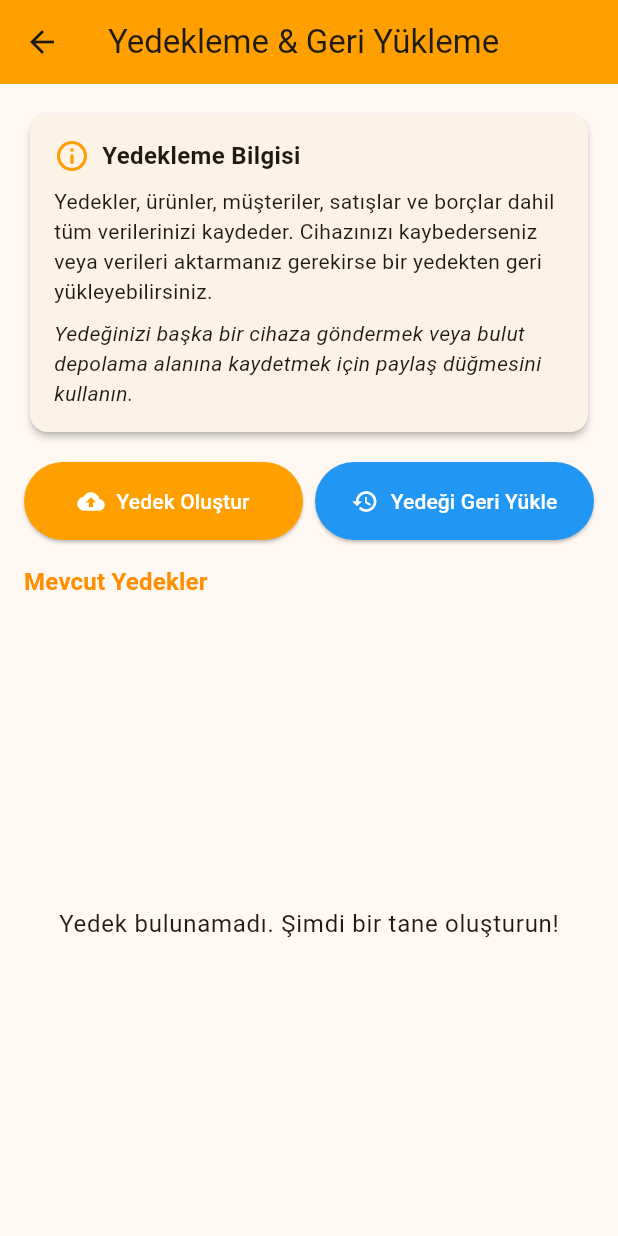
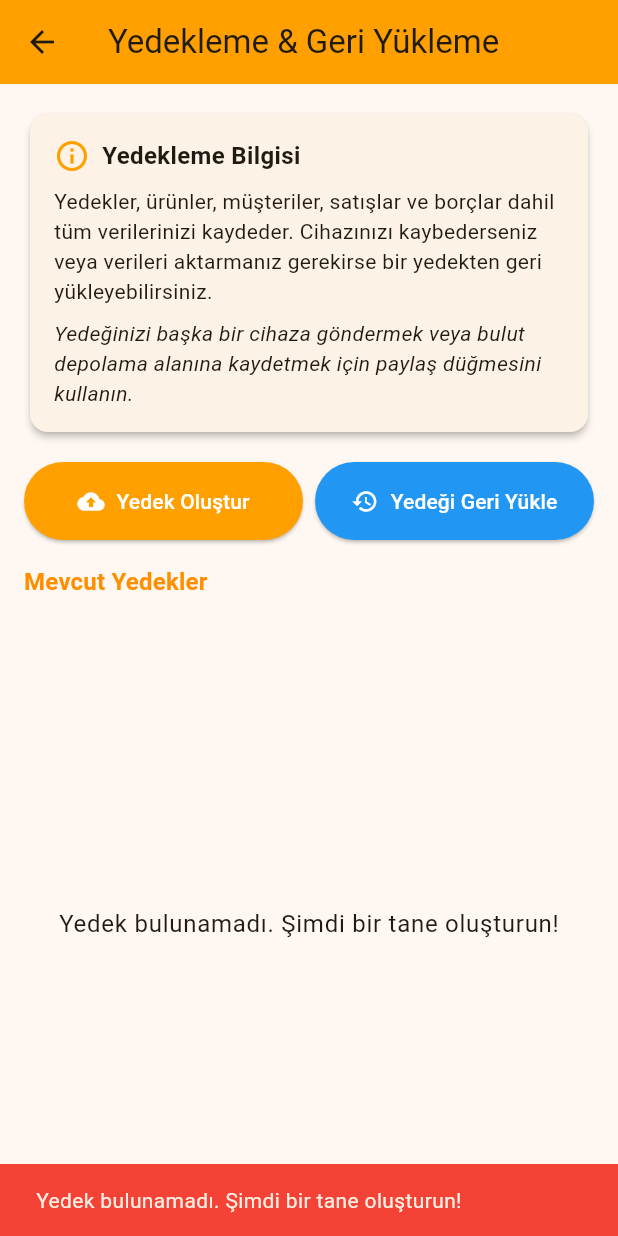
Before and after one commit to MohammedAlhawamdeh/flour-app, a Flutter app: the BackupScreen screen opened by its route, after a tap on "Yedek Oluştur", after a tap on "Tekrar Deneyin", after a tap on "Yedeği Geri Yükle", on a phone screen of 412 x 824 dp. Run offline on Flutter 3.47's test engine with Material 3 defaults, Android fonts, the phone set to English and light mode, and no system bars; our stand-ins replace fl_chart, permission_handler, share_plus, shared_preferences, sqflite, sqflite_common_ffi and 1 more; accounts and stored records are empty.

Commit message:
Refactor backup functionality: replace file picker with dialog for selecting backups, update restore method to accept a file parameter, and remove file_picker dependency.

```diff
--- a/flour_tracker/lib/screens/backup_screen.dart
+++ b/flour_tracker/lib/screens/backup_screen.dart
@@ -79,34 +79,80 @@ class _BackupScreenState extends State<BackupScreen> {
   }
 
   Future<void> _restoreBackup() async {
+    // Instead of asking user to pick a file, we'll show a dialog to select from available backups
+    final backups = await _backupService.listBackups();
+
+    if (backups.isEmpty) {
+      ScaffoldMessenger.of(context).showSnackBar(
+        SnackBar(
+          content: Text(AppTranslations.t(context, 'noBackupsFound')),
+          backgroundColor: Colors.red,
+        ),
+      );
+      return;
+    }
+
+    // Show dialog to select a backup
+    File? selectedBackup = await showDialog<File>(
+      context: context,
+      builder: (context) => AlertDialog(
+        title: Text(AppTranslations.t(context, 'selectBackup')),
+        content: Container(
+          width: double.maxFinite,
+          child: ListView.builder(
+            shrinkWrap: true,
+            itemCount: backups.length,
+            itemBuilder: (context, index) {
+              final backupFile = backups[index];
+              final fileName = backupFile.path.split('/').last;
+              final dateFormat = DateFormat('dd.MM.yyyy HH:mm');
+              final lastModified = backupFile.lastModifiedSync();
+              final formattedDate = dateFormat.format(lastModified);
+
+              return ListTile(
+                title: Text(fileName),
+                subtitle: Text(formattedDate),
+                leading: Icon(Icons.restore),
+                onTap: () => Navigator.pop(context, backupFile),
+              );
+            },
+          ),
+        ),
+        actions: [
+          TextButton(
+            onPressed: () => Navigator.pop(context),
+            child: Text(AppTranslations.t(context, 'cancel')),
+          ),
+        ],
+      ),
+    );
+
+    if (selectedBackup == null) {
+      return; // User cancelled
+    }
+
     setState(() {
       _isRestoring = true;
       _errorMessage = null;
     });
 
     try {
-      final success = await _backupService.restoreBackup();
+      final success = await _backupService.restoreBackup(selectedBackup);
       if (success && mounted) {
         // Show success dialog
         showDialog(
           context: context,
           barrierDismissible: false,
-          builder:
-              (context) => AlertDialog(
+          builder: (context) => AlertDialog(
             title: Text(AppTranslations.t(context, 'restoreSuccessTitle')),
-                content: Text(
-                  AppTranslations.t(context, 'restoreSuccessMessage'),
-                ),
+            content: Text(AppTranslations.t(context, 'restoreSuccessMessage')),
             actions: [
               TextButton(
                 onPressed: () {
                   Navigator.pop(context);
                   // Restart app or navigate to home screen
                   Navigator.pushNamedAndRemoveUntil(
-                        context,
-                        '/',
-                        (route) => false,
-                      );
+                    context, '/', (route) => false);
                 },
                 child: Text(AppTranslations.t(context, 'ok')),
               ),
--- a/flour_tracker/lib/services/backup_service.dart
+++ b/flour_tracker/lib/services/backup_service.dart
@@ -3,10 +3,9 @@ import 'package:path/path.dart';
 import 'package:path_provider/path_provider.dart';
 import 'package:flutter/foundation.dart';
 import 'package:share_plus/share_plus.dart';
-import 'package:file_picker/file_picker.dart';
 import 'package:intl/intl.dart';
 import 'package:permission_handler/permission_handler.dart';
-import 'package:sqflite/sqflite.dart'; // Add this import for getDatabasesPath
+import 'package:sqflite/sqflite.dart';
 
 class BackupService {
   static final BackupService _instance = BackupService._internal();
@@ -80,8 +79,8 @@ class BackupService {
     }
   }
 
-  // Restore from a backup file
-  Future<bool> restoreBackup() async {
+  // Simplified restore function that doesn't use file_picker
+  Future<bool> restoreBackup(File backupFile) async {
     try {
       // Request storage permission
       if (Platform.isAndroid) {
@@ -91,60 +90,36 @@ class BackupService {
         }
       }
 
-      // Let user pick the backup file
-      FilePickerResult? result = await FilePicker.platform.pickFiles(
-        type: FileType.custom,
-        allowedExtensions: ['db'],
-        dialogTitle: 'Select Flour Tracker backup file',
-      );
-
-      if (result == null || result.files.isEmpty) {
-        // User canceled the picker
-        return false;
+      // Verify the backup file exists
+      if (!await backupFile.exists()) {
+        throw Exception('Backup file not found');
       }
-
-      final pickedFile = result.files.first;
-
-      if (Platform.isAndroid || Platform.isIOS) {
-        if (pickedFile.path == null) {
-          throw Exception('Could not get path from picked file');
-        }
-
-        final sourcePath = pickedFile.path!;
-        final sourceFile = File(sourcePath);
-
-        // Copy to database location
-        final dbPath = await getDatabasePath();
-        final dbFile = File(dbPath);
-
-        // Make sure we close any open database connections
-        // This will be handled by restarting the app after restore
-
-        // Copy the backup file to the database location
-        await sourceFile.copy(dbPath);
-
-        return true;
-      } else if (Platform.isWindows || Platform.isMacOS || Platform.isLinux) {
-        if (pickedFile.path == null) {
-          throw Exception('Could not get path from picked file');
-        }
-
-        final sourcePath = pickedFile.path!;
-        final sourceFile = File(sourcePath);
 
       // Copy to database location
       final dbPath = await getDatabasePath();
 
+      // Make sure no database connections are open
+      await closeDatabase();
+
       // Copy the backup file to the database location
-        await sourceFile.copy(dbPath);
+      await backupFile.copy(dbPath);
 
       return true;
-      }
-
-      return false;
     } catch (e) {
       debugPrint('Error restoring backup: $e');
       rethrow;
+    }
+  }
+
+  // Helper method to close any open database connections
+  Future<void> closeDatabase() async {
+    try {
+      // Get database factory
+      final db = await openDatabase(await getDatabasePath());
+      await db.close();
+    } catch (e) {
+      // Ignore errors, we just want to make sure nothing is using the DB
+      debugPrint('Note: Error closing database: $e');
     }
   }
 
@@ -171,17 +146,14 @@ class BackupService {
         return [];
       }
 
-      final files =
-          await backupDirObj
+      final files = await backupDirObj
           .list()
           .where((entity) => entity is File && entity.path.endsWith('.db'))
           .map((entity) => entity as File)
           .toList();
 
       // Sort by creation date (newest first)
-      files.sort(
-        (a, b) => b.lastModifiedSync().compareTo(a.lastModifiedSync()),
-      );
+      files.sort((a, b) => b.lastModifiedSync().compareTo(a.lastModifiedSync()));
 
       return files;
     } catch (e) {
--- a/flour_tracker/lib/services/translations_service.dart
+++ b/flour_tracker/lib/services/translations_service.dart
@@ -44,6 +44,7 @@ class AppTranslations {
       'backupShareText':
           'Use the share button to send your backup to another device or save it to cloud storage.',
       'ok': 'OK',
+      'selectBackup': 'Select Backup to Restore',
 
       // Home screen
       'welcome': 'Welcome to Flour Tracker',
@@ -151,6 +152,7 @@ class AppTranslations {
       'backupShareText':
           'Yedeğinizi başka bir cihaza göndermek veya bulut depolama alanına kaydetmek için paylaş düğmesini kullanın.',
       'ok': 'Tamam',
+      'selectBackup': 'Geri Yüklenecek Yedeği Seçin',
 
       // Home screen
       'welcome': 'Un Takip Sistemine Hoş Geldiniz',
--- a/flour_tracker/pubspec.yaml
+++ b/flour_tracker/pubspec.yaml
@@ -28,7 +28,6 @@ dependencies:
   http: ^1.1.2 # For API calls
   flutter_launcher_icons: ^0.14.3
   # Added for backup functionality
-  file_picker: ^6.1.1 # For selecting files for backup/restore
   share_plus: ^7.2.1 # For sharing backup files
   permission_handler: ^11.1.0 # For requesting storage permissions
 
```
Also changed, not shown: flour_tracker/pubspec.lock, 1 other file. Lines whose indentation alone changed are shown as unchanged.
